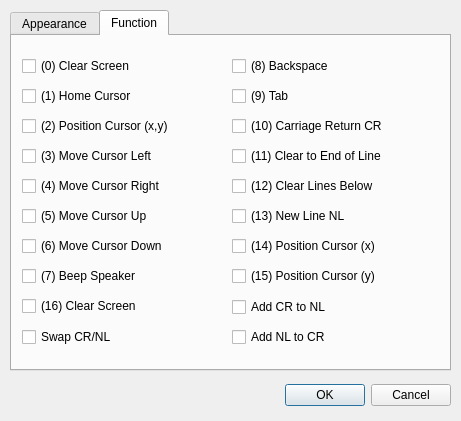
Before: the Qt Designer form propside/TermPrefs.ui in parallaxinc/SimpleIDE, drawn with Qt 5.
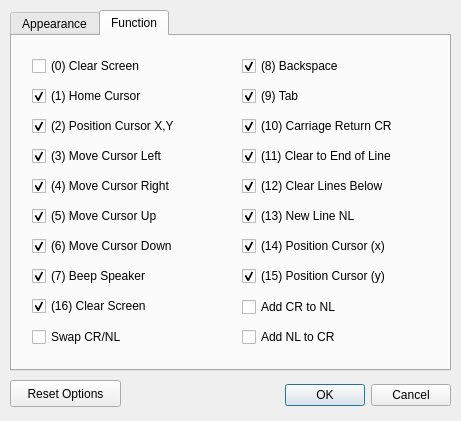
After: the same form once the commit is applied. The open tabs and pages were chosen to show the change.

Commit message: Update terminal preferences with more options features.

```diff
--- a/propside/TermPrefs.ui
+++ b/propside/TermPrefs.ui
@@ -260,7 +260,7 @@
     <widget class="QCheckBox" name="cbCReturn">
      <property name="geometry">
       <rect>
-       <x>220</x>
+       <x>230</x>
        <y>80</y>
        <width>211</width>
        <height>20</height>
@@ -269,11 +269,14 @@
      <property name="text">
       <string>(10) Carriage Return CR</string>
      </property>
+     <property name="checked">
+      <bool>true</bool>
+     </property>
     </widget>
     <widget class="QCheckBox" name="cbMoveRight">
      <property name="geometry">
       <rect>
-       <x>10</x>
+       <x>20</x>
        <y>140</y>
        <width>211</width>
        <height>20</height>
@@ -282,11 +285,14 @@
      <property name="text">
       <string>(4) Move Cursor Right</string>
      </property>
+     <property name="checked">
+      <bool>true</bool>
+     </property>
     </widget>
     <widget class="QCheckBox" name="cbClearToEOL">
      <property name="geometry">
       <rect>
-       <x>220</x>
+       <x>230</x>
        <y>110</y>
        <width>211</width>
        <height>20</height>
@@ -295,11 +301,14 @@
      <property name="text">
       <string>(11) Clear to End of Line</string>
      </property>
+     <property name="checked">
+      <bool>true</bool>
+     </property>
     </widget>
     <widget class="QCheckBox" name="cbHomeCursor">
      <property name="geometry">
       <rect>
-       <x>10</x>
+       <x>20</x>
        <y>50</y>
        <width>211</width>
        <height>20</height>
@@ -308,11 +317,14 @@
      <property name="text">
       <string>(1) Home Cursor</string>
      </property>
+     <property name="checked">
+      <bool>true</bool>
+     </property>
     </widget>
     <widget class="QCheckBox" name="cbClearScreen">
      <property name="geometry">
       <rect>
-       <x>10</x>
+       <x>20</x>
        <y>20</y>
        <width>211</width>
        <height>20</height>
@@ -325,7 +337,7 @@
     <widget class="QCheckBox" name="cbMoveDown">
      <property name="geometry">
       <rect>
-       <x>10</x>
+       <x>20</x>
        <y>200</y>
        <width>211</width>
        <height>20</height>
@@ -334,11 +346,14 @@
      <property name="text">
       <string>(6) Move Cursor Down</string>
      </property>
+     <property name="checked">
+      <bool>true</bool>
+     </property>
     </widget>
     <widget class="QCheckBox" name="cbNewLine">
      <property name="geometry">
       <rect>
-       <x>220</x>
+       <x>230</x>
        <y>170</y>
        <width>211</width>
        <height>20</height>
@@ -347,11 +362,14 @@
      <property name="text">
       <string>(13) New Line NL</string>
      </property>
+     <property name="checked">
+      <bool>true</bool>
+     </property>
     </widget>
     <widget class="QCheckBox" name="cbClearLinesBelow">
      <property name="geometry">
       <rect>
-       <x>220</x>
+       <x>230</x>
        <y>140</y>
        <width>211</width>
        <height>20</height>
@@ -360,11 +378,14 @@
      <property name="text">
       <string>(12) Clear Lines Below</string>
      </property>
+     <property name="checked">
+      <bool>true</bool>
+     </property>
     </widget>
     <widget class="QCheckBox" name="cbPositionCursorX">
      <property name="geometry">
       <rect>
-       <x>220</x>
+       <x>230</x>
        <y>200</y>
        <width>211</width>
        <height>20</height>
@@ -373,11 +394,14 @@
      <property name="text">
       <string>(14) Position Cursor (x)</string>
      </property>
+     <property name="checked">
+      <bool>true</bool>
+     </property>
     </widget>
     <widget class="QCheckBox" name="cbBackSpace">
      <property name="geometry">
       <rect>
-       <x>220</x>
+       <x>230</x>
        <y>20</y>
        <width>211</width>
        <height>20</height>
@@ -386,11 +410,14 @@
      <property name="text">
       <string>(8) Backspace</string>
      </property>
+     <property name="checked">
+      <bool>true</bool>
+     </property>
     </widget>
     <widget class="QCheckBox" name="cbTab">
      <property name="geometry">
       <rect>
-       <x>220</x>
+       <x>230</x>
        <y>50</y>
        <width>211</width>
        <height>20</height>
@@ -399,11 +426,14 @@
      <property name="text">
       <string>(9) Tab</string>
      </property>
+     <property name="checked">
+      <bool>true</bool>
+     </property>
     </widget>
     <widget class="QCheckBox" name="cbSwapNLCR">
      <property name="geometry">
       <rect>
-       <x>10</x>
+       <x>20</x>
        <y>290</y>
        <width>211</width>
        <height>22</height>
@@ -416,7 +446,7 @@
     <widget class="QCheckBox" name="cbBeepSpeaker">
      <property name="geometry">
       <rect>
-       <x>10</x>
+       <x>20</x>
        <y>230</y>
        <width>211</width>
        <height>20</height>
@@ -425,24 +455,30 @@
      <property name="text">
       <string>(7) Beep Speaker</string>
      </property>
+     <property name="checked">
+      <bool>true</bool>
+     </property>
     </widget>
     <widget class="QCheckBox" name="cbPositionCursorXY">
      <property name="geometry">
       <rect>
-       <x>10</x>
+       <x>20</x>
        <y>80</y>
        <width>211</width>
        <height>20</height>
       </rect>
      </property>
      <property name="text">
-      <string>(2) Position Cursor (x,y)</string>
+      <string>(2) Position Cursor X,Y</string>
+     </property>
+     <property name="checked">
+      <bool>true</bool>
      </property>
     </widget>
     <widget class="QCheckBox" name="cbPositionCursorY">
      <property name="geometry">
       <rect>
-       <x>220</x>
+       <x>230</x>
        <y>230</y>
        <width>211</width>
        <height>20</height>
@@ -451,11 +487,14 @@
      <property name="text">
       <string>(15) Position Cursor (y)</string>
      </property>
+     <property name="checked">
+      <bool>true</bool>
+     </property>
     </widget>
     <widget class="QCheckBox" name="cbMoveUp">
      <property name="geometry">
       <rect>
-       <x>10</x>
+       <x>20</x>
        <y>170</y>
        <width>211</width>
        <height>20</height>
@@ -464,11 +503,14 @@
      <property name="text">
       <string>(5) Move Cursor Up</string>
      </property>
+     <property name="checked">
+      <bool>true</bool>
+     </property>
     </widget>
     <widget class="QCheckBox" name="cbMoveLeft">
      <property name="geometry">
       <rect>
-       <x>10</x>
+       <x>20</x>
        <y>110</y>
        <width>211</width>
        <height>20</height>
@@ -477,11 +519,14 @@
      <property name="text">
       <string>(3) Move Cursor Left</string>
      </property>
+     <property name="checked">
+      <bool>true</bool>
+     </property>
     </widget>
     <widget class="QCheckBox" name="cbAppendCR">
      <property name="geometry">
       <rect>
-       <x>220</x>
+       <x>230</x>
        <y>260</y>
        <width>211</width>
        <height>22</height>
@@ -490,11 +535,14 @@
      <property name="text">
       <string>Add CR to NL</string>
      </property>
+     <property name="checked">
+      <bool>false</bool>
+     </property>
     </widget>
     <widget class="QCheckBox" name="cbAppendNL">
      <property name="geometry">
       <rect>
-       <x>220</x>
+       <x>230</x>
        <y>290</y>
        <width>211</width>
        <height>22</height>
@@ -507,7 +555,7 @@
     <widget class="QCheckBox" name="cbClearScreen_2">
      <property name="geometry">
       <rect>
-       <x>10</x>
+       <x>20</x>
        <y>260</y>
        <width>211</width>
        <height>20</height>
@@ -516,9 +564,25 @@
      <property name="text">
       <string>(16) Clear Screen</string>
      </property>
+     <property name="checked">
+      <bool>true</bool>
+     </property>
     </widget>
    </widget>
   </widget>
+  <widget class="QPushButton" name="btnClearOptions">
+   <property name="geometry">
+    <rect>
+     <x>10</x>
+     <y>380</y>
+     <width>111</width>
+     <height>27</height>
+    </rect>
+   </property>
+   <property name="text">
+    <string>Reset Options</string>
+   </property>
+  </widget>
   <action name="actionTermPrefsOk">
    <property name="text">
     <string>termPrefsOk</string>
```
Left out of the diff: 93 changed lines with no effect on the pictures. The commit also changes 9 other files.
